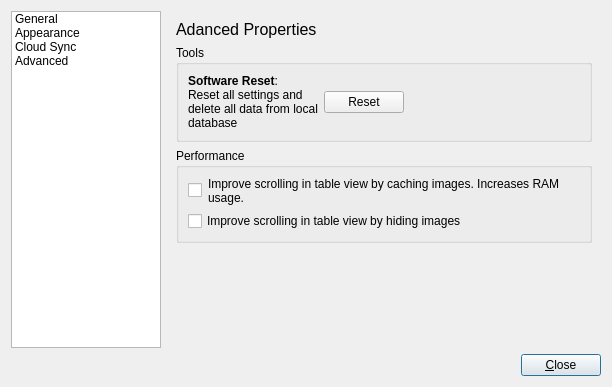
This is ui/preferencesdialog.ui in giowck/symphytum as Qt 5 draws it before an edit. The edited form follows.
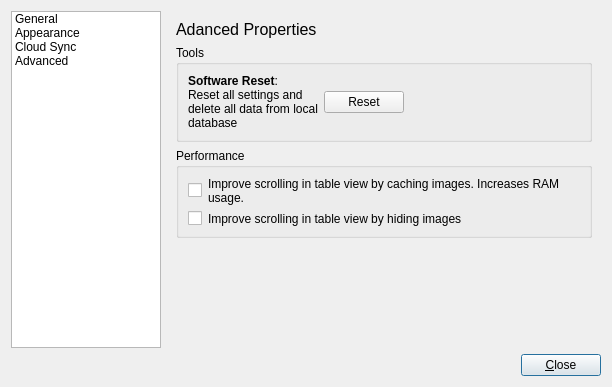
This is the edited form. The open tabs and pages were chosen to show the change. Icons and pictures are not drawn.

Patch:
```diff
--- a/ui/preferencesdialog.ui
+++ b/ui/preferencesdialog.ui
@@ -652,14 +652,37 @@
              </layout>
             </item>
             <item>
+             <layout class="QHBoxLayout" name="horizontalLayout_8">
+              <item>
              <widget class="QCheckBox" name="hideImagesTableViewCheckBox">
+                <property name="sizePolicy">
+                 <sizepolicy hsizetype="Fixed" vsizetype="Fixed">
+                  <horstretch>0</horstretch>
+                  <verstretch>0</verstretch>
+                 </sizepolicy>
+                </property>
               <property name="toolTip">
                <string>&lt;html&gt;&lt;head/&gt;&lt;body&gt;&lt;p&gt;Images that are loaded from disk in table view can cause a poor scrolling experience. &lt;br/&gt;Hiding images from the table view allows a smooth scrolling experience on weak devices.&lt;/p&gt;&lt;/body&gt;&lt;/html&gt;</string>
               </property>
               <property name="text">
+                 <string/>
+                </property>
+               </widget>
+              </item>
+              <item>
+               <widget class="QLabel" name="hideImgLabel">
+                <property name="toolTip">
+                 <string>Images that are loaded from disk in table view can cause a poor scrolling experience. &lt;br /&gt;Caching images into memory allows a smooth scrolling experience after the first disk read.</string>
+                </property>
+                <property name="text">
                <string>Improve scrolling in table view by hiding images</string>
               </property>
-             </widget>
+                <property name="wordWrap">
+                 <bool>true</bool>
+                </property>
+               </widget>
+              </item>
+             </layout>
             </item>
            </layout>
           </widget>
```
Lines whose indentation alone changed are shown as unchanged.
